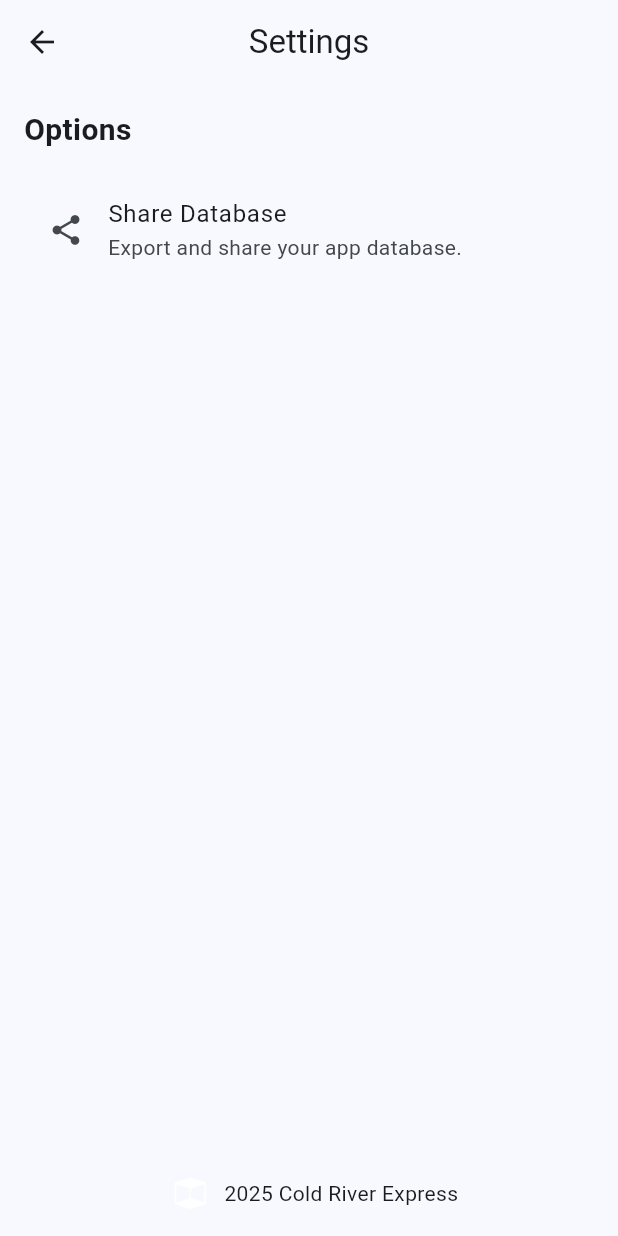
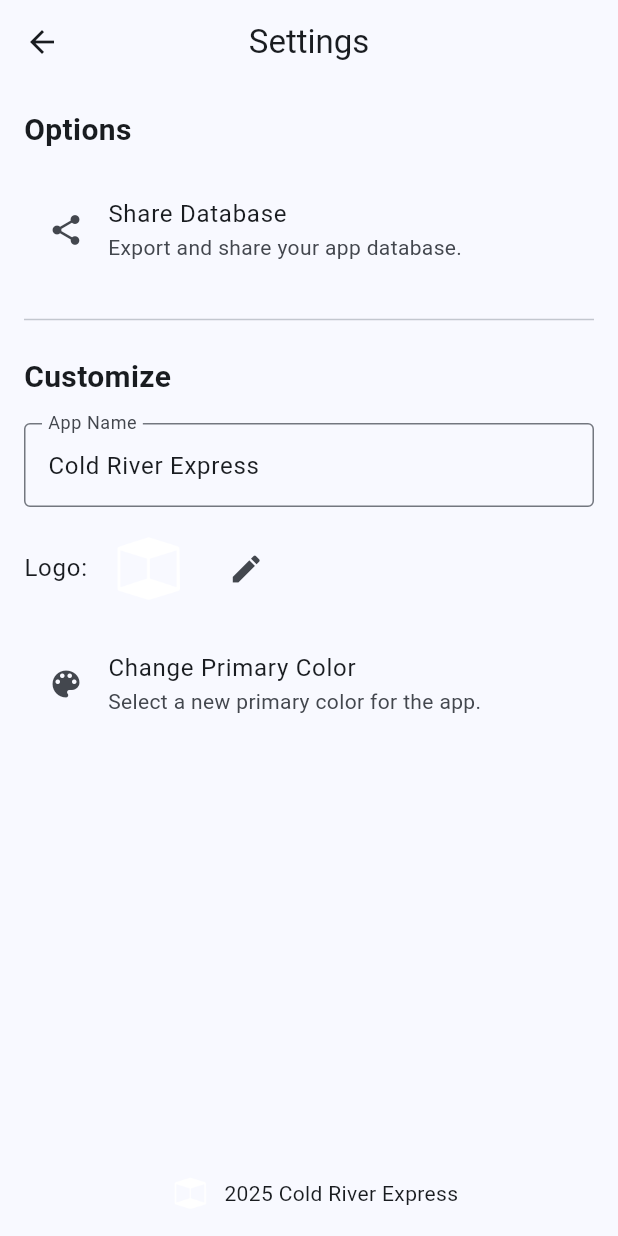
Before and after one commit to salvatore-esposito-green/cold_river_express_app, a Flutter app: the SettingsScreen screen opened by its route, on a phone screen of 412 x 824 dp. Run offline on Flutter 3.47's test engine with Material 3 defaults, Android fonts, the phone set to English and light mode, and no system bars; our stand-ins replace flutter_colorpicker, google_fonts, image_picker, permission_handler, qr_flutter, share_plus and 3 more; missing offline and left inert: flutter_esc_pos_utils, print_bluetooth_thermal, qr_code_scanner_plus; accounts and stored records are empty; Roboto replaces fonts that are missing (Cousine).

Commit message:
Refactor SettingsScreen to StatefulWidget; add customization options for app name, logo, and primary color

```diff
--- a/lib/config/app_config.dart
+++ b/lib/config/app_config.dart
@@ -1,8 +1,8 @@
 import 'package:flutter/material.dart';
 
 class AppConfig {
-  static const String appName = "Cold River Express";
-  static const String logoPath = "assets/icons/icon-appbar.png";
-  static const String dateLocal = "it_IT";
-  static const Color primaryColor = Colors.blue;
+  static String appName = "Cold River Express";
+  static String logoPath = "assets/icons/icon-appbar.png";
+  static String dateLocal = "it_IT";
+  static Color primaryColor = Colors.blue;
 }
--- a/lib/screens/settings_screen.dart
+++ b/lib/screens/settings_screen.dart
@@ -1,11 +1,24 @@
+import 'dart:io';
+
 import 'package:cold_river_express_app/config/app_config.dart';
 import 'package:flutter/material.dart';
 import 'package:cold_river_express_app/services/file_service.dart';
+import 'package:image_picker/image_picker.dart';
+import 'package:flutter_colorpicker/flutter_colorpicker.dart';
 
-class SettingsScreen extends StatelessWidget {
+class SettingsScreen extends StatefulWidget {
+  const SettingsScreen({super.key});
+
+  @override
+  State<SettingsScreen> createState() => _SettingsScreenState();
+}
+
+class _SettingsScreenState extends State<SettingsScreen> {
   final FileService _fileService = FileService();
 
-  SettingsScreen({super.key});
+  final TextEditingController _appNameController = TextEditingController(
+    text: AppConfig.appName,
+  );
 
   Future<void> shareDatabase(BuildContext context) async {
     final sharedRes = await _fileService.shareDatabase();
@@ -26,6 +39,77 @@ class SettingsScreen extends StatelessWidget {
         duration: Duration(seconds: 2),
       ),
     );
+  }
+
+  Future<void> _pickNewLogo() async {
+    final ImagePicker picker = ImagePicker();
+    final XFile? pickedFile = await picker.pickImage(
+      source: ImageSource.gallery,
+    );
+    if (pickedFile != null) {
+      setState(() {
+        AppConfig.logoPath = pickedFile.path;
+      });
+
+      ScaffoldMessenger.of(context).showSnackBar(
+        SnackBar(
+          content: Text('Logo changed successfully!'),
+          duration: Duration(seconds: 2),
+        ),
+      );
+    }
+  }
+
+  Future<void> _pickPrimaryColor() async {
+    Color selectedColor = AppConfig.primaryColor;
+
+    await showDialog(
+      context: context,
+      builder: (BuildContext context) {
+        return AlertDialog(
+          title: const Text('Select Primary Color'),
+          content: SingleChildScrollView(
+            child: ColorPicker(
+              pickerColor: selectedColor,
+              onColorChanged: (Color color) {
+                selectedColor = color;
+              },
+              pickerAreaHeightPercent: 0.8,
+            ),
+          ),
+          actions: <Widget>[
+            TextButton(
+              child: const Text('Cancel'),
+              onPressed: () {
+                Navigator.of(context).pop();
+              },
+            ),
+            ElevatedButton(
+              child: const Text('Select'),
+              onPressed: () {
+                setState(() {
+                  AppConfig.primaryColor = selectedColor;
+                });
+
+                ScaffoldMessenger.of(context).showSnackBar(
+                  SnackBar(
+                    content: Text('Primary color changed successfully!'),
+                    duration: Duration(seconds: 2),
+                  ),
+                );
+                Navigator.of(context).pop();
+              },
+            ),
+          ],
+        );
+      },
+    );
+  }
+
+  @override
+  void dispose() {
+    _appNameController.dispose();
+    super.dispose();
   }
 
   @override
@@ -49,6 +133,54 @@ class SettingsScreen extends StatelessWidget {
               onTap: () {
                 shareDatabase(context);
               },
+            ),
+            const SizedBox(height: 16),
+            const Divider(),
+            const SizedBox(height: 16),
+            const Text(
+              'Customize',
+              style: TextStyle(fontSize: 20, fontWeight: FontWeight.bold),
+            ),
+            const SizedBox(height: 16),
+            TextField(
+              controller: _appNameController,
+              decoration: const InputDecoration(
+                labelText: 'App Name',
+                border: OutlineInputBorder(),
+              ),
+              onChanged: (value) {
+                setState(() {
+                  AppConfig.appName = value;
+                });
+              },
+            ),
+            const SizedBox(height: 16),
+            Row(
+              children: [
+                Text('Logo:', style: Theme.of(context).textTheme.bodyLarge),
+                const SizedBox(width: 16),
+                Image.asset(
+                  AppConfig.logoPath,
+                  height: 50,
+                  width: 50,
+                  errorBuilder: (context, error, stackTrace) {
+                    return Image.file(
+                      File(AppConfig.logoPath),
+                      height: 50,
+                      width: 50,
+                    );
+                  },
+                ),
+                const SizedBox(width: 16),
+                IconButton(icon: Icon(Icons.edit), onPressed: _pickNewLogo),
+              ],
+            ),
+            const SizedBox(height: 16),
+            ListTile(
+              leading: const Icon(Icons.color_lens),
+              title: const Text('Change Primary Color'),
+              subtitle: const Text('Select a new primary color for the app.'),
+              onTap: _pickPrimaryColor,
             ),
           ],
         ),
--- a/pubspec.yaml
+++ b/pubspec.yaml
@@ -29,6 +29,7 @@ dependencies:
   google_fonts: ^6.2.1
   share_plus: ^10.1.4
   permission_handler: ^11.4.0
+  flutter_colorpicker: ^1.1.0
 
 dev_dependencies:
   flutter_test:
```
Also changed, not shown: pubspec.lock.
